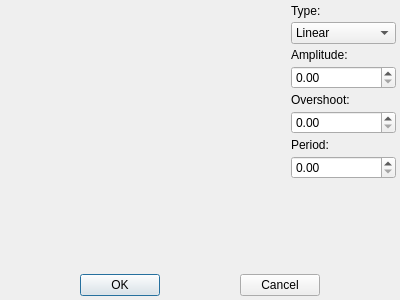
Above: src/property/dialogs/easingcurveeditdialog.ui from Gris87/ObjectController before the change. Below: the same form after it.
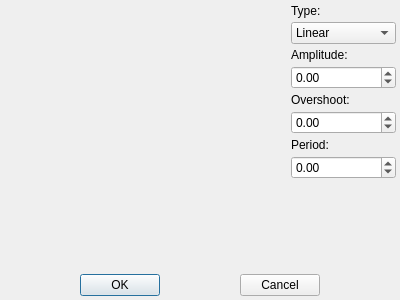
That is the form after the change.

The edit to the form file:
```diff
--- a/src/property/dialogs/easingcurveeditdialog.ui
+++ b/src/property/dialogs/easingcurveeditdialog.ui
@@ -294,7 +294,20 @@
         </widget>
        </item>
        <item>
-        <widget class="QDoubleSpinBox" name="amplitudeSpinBox"/>
+        <widget class="QDoubleSpinBox" name="amplitudeSpinBox">
+         <property name="decimals">
+          <number>2</number>
+         </property>
+         <property name="minimum">
+          <double>-1000.000000000000000</double>
+         </property>
+         <property name="maximum">
+          <double>1000.000000000000000</double>
+         </property>
+         <property name="singleStep">
+          <double>0.010000000000000</double>
+         </property>
+        </widget>
        </item>
        <item>
         <widget class="QLabel" name="overshootLabel">
@@ -304,7 +317,20 @@
         </widget>
        </item>
        <item>
-        <widget class="QDoubleSpinBox" name="overshootSpinBox"/>
+        <widget class="QDoubleSpinBox" name="overshootSpinBox">
+         <property name="decimals">
+          <number>2</number>
+         </property>
+         <property name="minimum">
+          <double>-1000.000000000000000</double>
+         </property>
+         <property name="maximum">
+          <double>1000.000000000000000</double>
+         </property>
+         <property name="singleStep">
+          <double>0.010000000000000</double>
+         </property>
+        </widget>
        </item>
        <item>
         <widget class="QLabel" name="periodLabel">
@@ -314,7 +340,20 @@
         </widget>
        </item>
        <item>
-        <widget class="QDoubleSpinBox" name="periodSpinBox"/>
+        <widget class="QDoubleSpinBox" name="periodSpinBox">
+         <property name="decimals">
+          <number>2</number>
+         </property>
+         <property name="minimum">
+          <double>-1000.000000000000000</double>
+         </property>
+         <property name="maximum">
+          <double>1000.000000000000000</double>
+         </property>
+         <property name="singleStep">
+          <double>0.010000000000000</double>
+         </property>
+        </widget>
        </item>
        <item>
         <spacer name="verticalSpacer">
```
Left out of the diff: 3 changed lines with no effect on the pictures.
